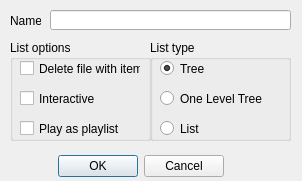
Qt form dialogs/tabdialog.ui (jeyboy/palyo2) before a commit.
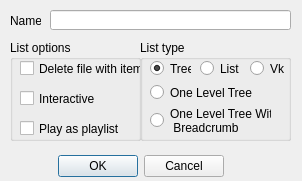
The same form after that commit.

Commit message: add one level list with breadcrumbs - fix one level list bug on drop

Diff of the .ui file:
```diff
--- a/dialogs/tabdialog.ui
+++ b/dialogs/tabdialog.ui
@@ -70,9 +70,9 @@
   <widget class="QGroupBox" name="groupBox">
    <property name="geometry">
     <rect>
-     <x>150</x>
+     <x>140</x>
      <y>40</y>
-     <width>141</width>
+     <width>151</width>
      <height>101</height>
     </rect>
    </property>
@@ -85,9 +85,9 @@
    <widget class="QRadioButton" name="isListRadio">
     <property name="geometry">
      <rect>
-      <x>10</x>
-      <y>80</y>
-      <width>121</width>
+      <x>60</x>
+      <y>20</y>
+      <width>41</width>
       <height>17</height>
      </rect>
     </property>
@@ -103,7 +103,7 @@
      <rect>
       <x>10</x>
       <y>20</y>
-      <width>121</width>
+      <width>41</width>
       <height>17</height>
      </rect>
     </property>
@@ -121,7 +121,7 @@
     <property name="geometry">
      <rect>
       <x>10</x>
-      <y>50</y>
+      <y>44</y>
       <width>121</width>
       <height>17</height>
      </rect>
@@ -133,13 +133,46 @@
      <string>One Level Tree</string>
     </property>
    </widget>
+   <widget class="QRadioButton" name="isVkRadio">
+    <property name="geometry">
+     <rect>
+      <x>110</x>
+      <y>20</y>
+      <width>41</width>
+      <height>17</height>
+     </rect>
+    </property>
+    <property name="toolTip">
+     <string>&lt;html&gt;&lt;head/&gt;&lt;body&gt;&lt;p&gt;In this case you will see items, without any relation to the folder&lt;/p&gt;&lt;/body&gt;&lt;/html&gt;</string>
+    </property>
+    <property name="text">
+     <string>Vk</string>
+    </property>
+   </widget>
+   <widget class="QRadioButton" name="isOneLevelTreeBreadcrumbRadio">
+    <property name="geometry">
+     <rect>
+      <x>10</x>
+      <y>65</y>
+      <width>121</width>
+      <height>31</height>
+     </rect>
+    </property>
+    <property name="toolTip">
+     <string>&lt;html&gt;&lt;head/&gt;&lt;body&gt;&lt;p&gt;In this case you will see only parent folder of item. If you include two folders with the same name - it will be shown as one folder and will contain items from both folders.&lt;/p&gt;&lt;/body&gt;&lt;/html&gt;</string>
+    </property>
+    <property name="text">
+     <string>One Level Tree With 
+ Breadcrumb</string>
+    </property>
+   </widget>
   </widget>
   <widget class="QGroupBox" name="groupBox_2">
    <property name="geometry">
     <rect>
      <x>10</x>
      <y>40</y>
-     <width>141</width>
+     <width>131</width>
      <height>101</height>
     </rect>
    </property>
```
Left out of the diff: 2 changed lines with no effect on the pictures. The commit also changes 18 other files.
